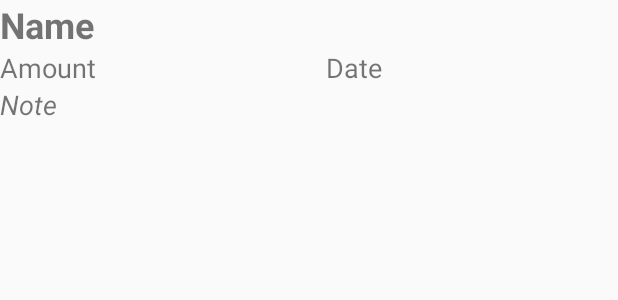
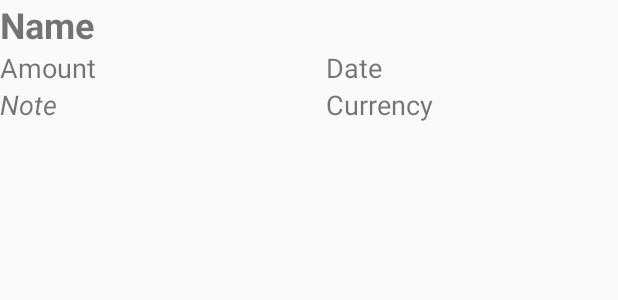
Before and after one commit to tgshelanskey/ManageExpense, an Android app: the layout tab_history_week_list.xml on its own in the app's theme, with its tools: preview values and no code run, on a phone screen of 412 x 824 dp. Shown: the top 300 px of the screen. Run offline under Robolectric (Android 15) with nearby library versions, the light colour scheme and no system bars.

Commit message:
Merged in Pushpa's changes for adding currency

```diff
--- a/app/src/main/java/com/example/jasper/manageexpense/AddNewExpense.java
+++ b/app/src/main/java/com/example/jasper/manageexpense/AddNewExpense.java
@@ -73,7 +73,7 @@ public class AddNewExpense extends Fragment implements AdapterView.OnItemSelecte
 
             if (category_add.trim().length() > 0) {
                 DBHelper db = new DBHelper(getContext());
-                db.insertAdd_Expense(category_add,amount,date,note);
+                db.insertAdd_Expense(category_add,amount,date,note, "dollar");
 
                 editAmount.setText("");
                 editDate.setText("");
--- a/app/src/main/java/com/example/jasper/manageexpense/TabHistory_Week_Adapter.java
+++ b/app/src/main/java/com/example/jasper/manageexpense/TabHistory_Week_Adapter.java
@@ -53,12 +53,14 @@ public class TabHistory_Week_Adapter extends BaseAdapter{
         TextView txtDate = (TextView)view.findViewById(R.id.tbhw_date);
         TextView txtAmount = (TextView)view.findViewById(R.id.tbhw_amount);
         TextView txtNote = (TextView)view.findViewById(R.id.tbhw_note);
+        TextView txtCurrency = (TextView)view.findViewById(R.id.tbhw_currency);
 
         txtName.setText(listWeek.get(position).getName());
         DecimalFormat precision = new DecimalFormat("0.00");
         txtAmount.setText(precision.format(listWeek.get(position).getAmount()));
         txtDate.setText(listWeek.get(position).getDate());
         txtNote.setText(listWeek.get(position).getNote());
+        txtCurrency.setText(listWeek.get(position).getCurrency());
 
 
         return view;
--- a/app/src/main/java/com/example/jasper/manageexpense/Update_AddExpense.java
+++ b/app/src/main/java/com/example/jasper/manageexpense/Update_AddExpense.java
@@ -106,7 +106,7 @@ public class Update_AddExpense extends Activity{
 
                 int idDelete = listExpense.get(id).getId();
 
-                db.updateCategoryAdd(idDelete, name, amount, date, note);
+                db.updateCategoryAdd(idDelete, name, amount, date, note, "Dollar");
 
                 Toast.makeText(Update_AddExpense.this, "Items Successfully transferred to "+name, Toast.LENGTH_SHORT).show();
                 transferDialog.dismiss();
@@ -180,7 +180,7 @@ public class Update_AddExpense extends Activity{
                 editNote.setText("");
 
                 db.updateCategory(ids, Category_name);
-                db.updateCategoryAdd(ids, Category_name, amount, date, note);
+                db.updateCategoryAdd(ids, Category_name, amount, date, note, "dollar");
                 Toast.makeText(Update_AddExpense.this, "Expense updated!", Toast.LENGTH_SHORT).show();
 
                 loadListView();
--- a/app/src/main/res/layout/tab4.xml
+++ b/app/src/main/res/layout/tab4.xml
@@ -57,6 +57,12 @@
         android:layout_height="wrap_content"
         android:gravity="right"
         android:orientation="horizontal">
+
+        <Spinner
+            android:id="@+id/spinner_unit"
+            android:layout_width="149dp"
+            android:layout_height="match_parent"
+            android:entries="@array/lists" />
 
         <EditText
             android:id="@+id/editTextAmount"
--- a/app/src/main/res/layout/tab_history_week_list.xml
+++ b/app/src/main/res/layout/tab_history_week_list.xml
@@ -58,4 +58,16 @@
         android:layout_alignParentStart="true"
         android:layout_alignParentRight="true"
         android:layout_alignParentEnd="true" />
+    <TextView
+        android:id="@+id/tbhw_currency"
+        android:layout_width="wrap_content"
+        android:layout_height="wrap_content"
+        android:layout_alignBottom="@+id/tbhw_note"
+        android:layout_alignLeft="@+id/tbhw_date"
+        android:layout_alignParentEnd="true"
+        android:layout_alignParentRight="true"
+        android:layout_alignStart="@+id/tbhw_date"
+        android:layout_below="@+id/tbhw_date"
+        android:text="Currency"
+        android:textSize="18sp" />
 </RelativeLayout>
```
Also changed, not shown: app/src/main/java/com/example/jasper/manageexpense/DBHelper.java (+8 -5 lines), app/src/main/java/com/example/jasper/manageexpense/Tab2.java (+33 -9 lines), app/src/main/java/com/example/jasper/manageexpense/TabHistory_Week_List.java (+7 -1 lines), app/src/main/res/values/strings.xml (+14 -5 lines).
